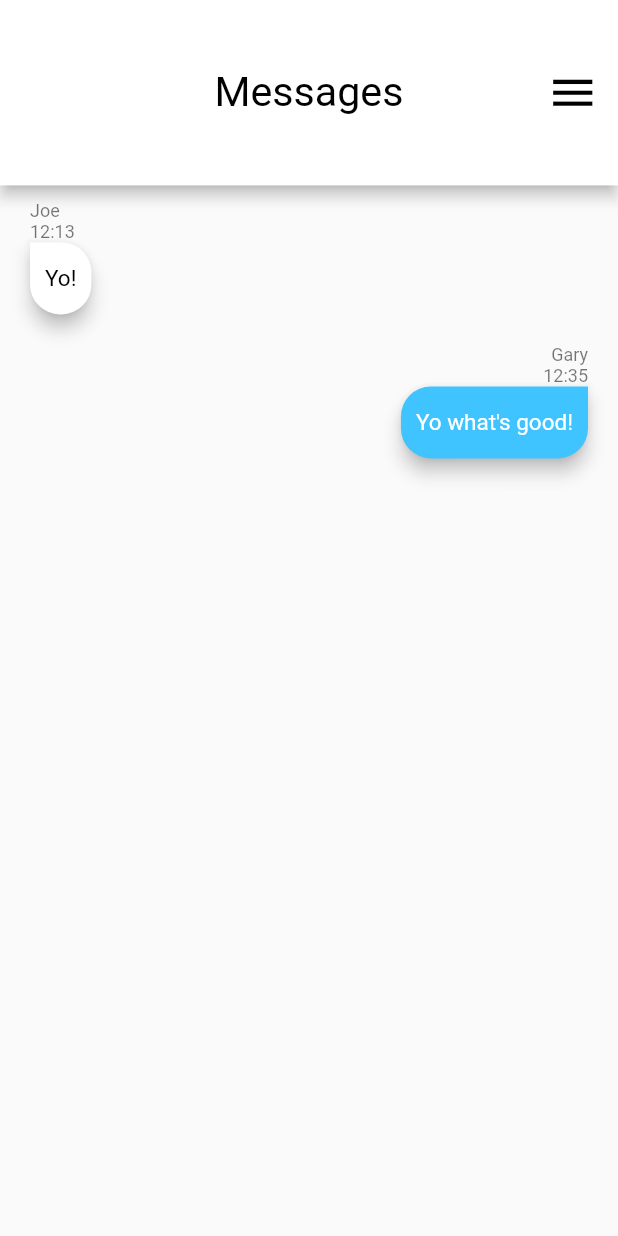
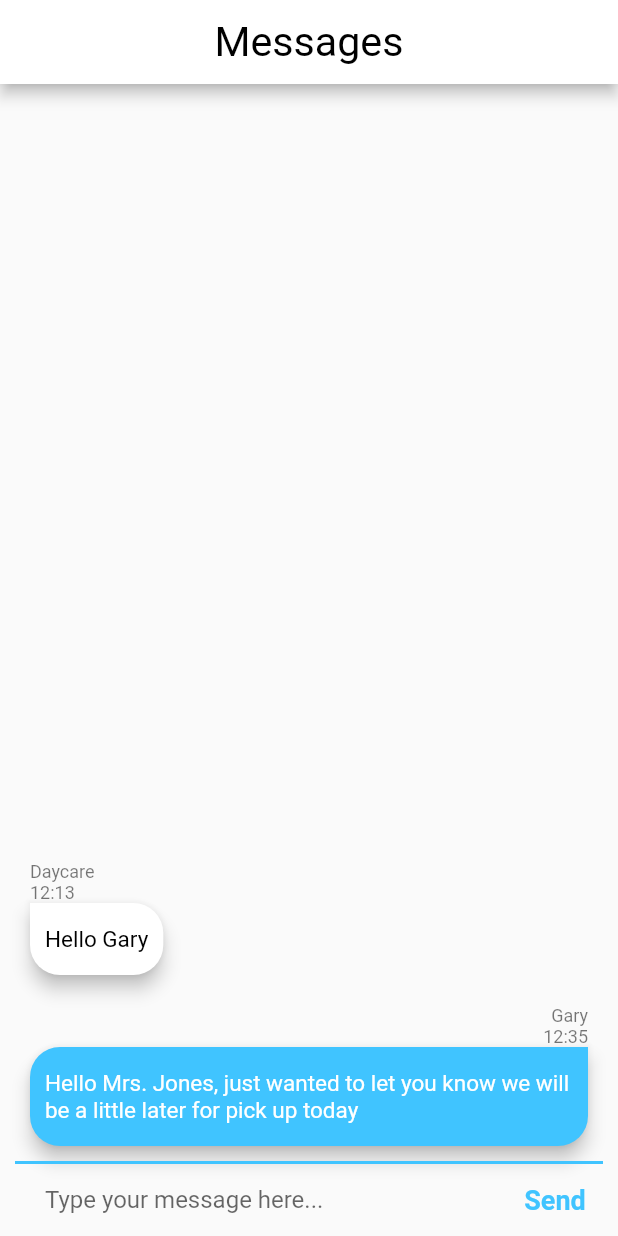
Before and after one commit to GaryBuiltit/Drooli_Flutter_Daycare_App, a Flutter app: the AdminMessagesScreen screen opened directly, on a phone screen of 412 x 824 dp. Run offline on Flutter 3.47's test engine with Material 2 defaults, Android fonts, the phone set to English and light mode, and no system bars; our stand-ins replace firebase_auth, firebase_core, flutter_dotenv, sizer; missing offline and left inert: flutter_stripe; accounts and stored records are empty.

Commit message:
various file updates

```diff
--- a/lib/main.dart
+++ b/lib/main.dart
@@ -44,7 +44,7 @@ class MyApp extends StatelessWidget {
           theme: ThemeData(
             primarySwatch: Colors.blue,
           ),
-          initialRoute: '/adminhome',
+          initialRoute: '/',
           routes: {
             "/": (context) => const LoginScreen(),
             "/signup": (context) => const SignupScreen(),
--- a/lib/message_bubble.dart
+++ b/lib/message_bubble.dart
@@ -1,3 +1,5 @@
+// import 'dart:math';
+
 import 'package:flutter/material.dart';
 
 class MessageBubble extends StatelessWidget {
@@ -51,6 +53,7 @@ class MessageBubble extends StatelessWidget {
               padding: const EdgeInsets.symmetric(horizontal: 10, vertical: 15),
               child: Text(
                 text,
+                softWrap: true,
                 style: TextStyle(
                   fontSize: 15,
                   color: isMe ? Colors.white : Colors.black,
--- a/lib/payment_card.dart
+++ b/lib/payment_card.dart
@@ -15,10 +15,10 @@ class PaymentCard extends StatelessWidget {
   final String? paymentType;
   final String? paymentPurpose;
 
-  TextStyle labelstyle = TextStyle(
+  final TextStyle labelstyle = TextStyle(
       color: Colors.black, fontSize: 13.sp, fontWeight: FontWeight.bold);
 
-  TextStyle timeStyle = TextStyle(
+  final TextStyle timeStyle = TextStyle(
     color: Colors.grey[500],
     fontSize: 12.sp,
   );
--- a/lib/screens/admin_screens/admin_messages.dart
+++ b/lib/screens/admin_screens/admin_messages.dart
@@ -10,6 +10,27 @@ class AdminMessagesScreen extends StatefulWidget {
 }
 
 class _AdminMessagesScreenState extends State<AdminMessagesScreen> {
+  final kMessageTextFieldDecoration = const InputDecoration(
+    contentPadding: EdgeInsets.symmetric(vertical: 10.0, horizontal: 20.0),
+    hintText: 'Type your message here...',
+    border: InputBorder.none,
+  );
+
+  final kMessageContainerDecoration = const BoxDecoration(
+    border: Border(
+      top: BorderSide(color: Colors.lightBlueAccent, width: 2.0),
+    ),
+  );
+
+  final kSendButtonTextStyle = const TextStyle(
+    color: Colors.lightBlueAccent,
+    fontWeight: FontWeight.bold,
+    fontSize: 18.0,
+  );
+
+  final textFieldController = TextEditingController();
+  late String messageText;
+
   @override
   Widget build(BuildContext context) {
     return SafeArea(
@@ -17,19 +38,56 @@ class _AdminMessagesScreenState extends State<AdminMessagesScreen> {
         appBar: Topbar().customBar("Messages"),
         body: Padding(
           padding: const EdgeInsets.symmetric(horizontal: 10),
-          child: SingleChildScrollView(
           child: Column(
+            mainAxisAlignment: MainAxisAlignment.end,
+            crossAxisAlignment: CrossAxisAlignment.stretch,
+            children: [
+              SingleChildScrollView(
+                child: Column(
+                  mainAxisAlignment: MainAxisAlignment.end,
                   crossAxisAlignment: CrossAxisAlignment.stretch,
                   children: [
                     MessageBubble(
-                    sender: "Joe", text: "Yo!", time: "12:13", isMe: false),
+                        sender: "Daycare",
+                        text: "Hello Gary",
+                        time: "12:13",
+                        isMe: false),
                     MessageBubble(
                         sender: "Gary",
-                    text: "Yo what's good!",
+                        text:
+                            "Hello Mrs. Jones, just wanted to let you know we will be a little later for pick up today",
                         time: "12:35",
-                    isMe: true)
+                        isMe: true),
                   ],
                 ),
+              ),
+              Container(
+                decoration: kMessageContainerDecoration,
+                child: Row(
+                  crossAxisAlignment: CrossAxisAlignment.center,
+                  children: <Widget>[
+                    Expanded(
+                      child: TextField(
+                        controller: textFieldController,
+                        onChanged: (value) {
+                          messageText = value;
+                        },
+                        decoration: kMessageTextFieldDecoration,
+                      ),
+                    ),
+                    TextButton(
+                      onPressed: () {
+                        textFieldController.clear();
+                      },
+                      child: Text(
+                        'Send',
+                        style: kSendButtonTextStyle,
+                      ),
+                    ),
+                  ],
+                ),
+              ),
+            ],
           ),
         ),
       ),
--- a/lib/screens/parent screens/payments_screen.dart
+++ b/lib/screens/parent screens/payments_screen.dart
@@ -23,7 +23,7 @@ class _PaymentsScreenState extends State<PaymentsScreen> {
               child: ElevatedButton(
                 style: ElevatedButton.styleFrom(
                   fixedSize: const Size(200, 50),
-                  primary: Colors.blue[800],
+                  backgroundColor: Colors.blue[800],
                   shape: const StadiumBorder(side: BorderSide.none),
                 ),
                 onPressed: () {},
--- a/lib/social_signup_button.dart
+++ b/lib/social_signup_button.dart
@@ -12,13 +12,13 @@ class SocialSignupButton extends StatelessWidget {
 
   @override
   Widget build(BuildContext context) {
-    MediaQueryData queryData = MediaQuery.of(context);
+    // MediaQueryData queryData = MediaQuery.of(context);
     return Padding(
       padding: const EdgeInsets.only(right: 40, left: 40, bottom: 15),
       child: ElevatedButton(
         style: ElevatedButton.styleFrom(
           fixedSize: Size(MediaQuery.of(context).size.width, 7.h),
-          primary: Colors.white,
+          backgroundColor: Colors.white,
           shape: const ContinuousRectangleBorder(
             side: BorderSide(
                 width: 2, style: BorderStyle.solid, color: Colors.grey),
@@ -46,7 +46,7 @@ class SocialSignupButton extends StatelessWidget {
               padding: const EdgeInsets.only(left: 30),
               child: Text(
                 label!,
-                style: TextStyle(
+                style: const TextStyle(
                   color: Colors.black,
                   fontSize: 13,
                 ),
--- a/lib/topbar.dart
+++ b/lib/topbar.dart
@@ -17,17 +17,17 @@ class Topbar {
         fontSize: 20.sp,
       ),
       backgroundColor: Colors.white,
-      toolbarHeight: 15.h,
+      // toolbarHeight: 15.h,
       title: Text(title),
-      actions: [
-        IconButton(
-          padding: EdgeInsets.only(right: 3.w),
-          color: Colors.black,
-          onPressed: () {},
-          iconSize: 35,
-          icon: const Icon(Icons.menu),
-        )
-      ],
+      // actions: [
+      //   IconButton(
+      //     padding: EdgeInsets.only(right: 3.w),
+      //     color: Colors.black,
+      //     onPressed: () {},
+      //     iconSize: 35,
+      //     icon: const Icon(Icons.menu),
+      //   )
+      // ],
     );
   }
 }
```
Also changed, not shown: lib/screens/admin_screens/admin_payments.dart (+15 -9 lines), lib/signup_form.dart (+5 -6 lines), pubspec.yaml (+5 -5 lines), assets/images/drooli site mockup.svg (added), pubspec.lock, 3 other files. Lines whose indentation alone changed are shown as unchanged.
